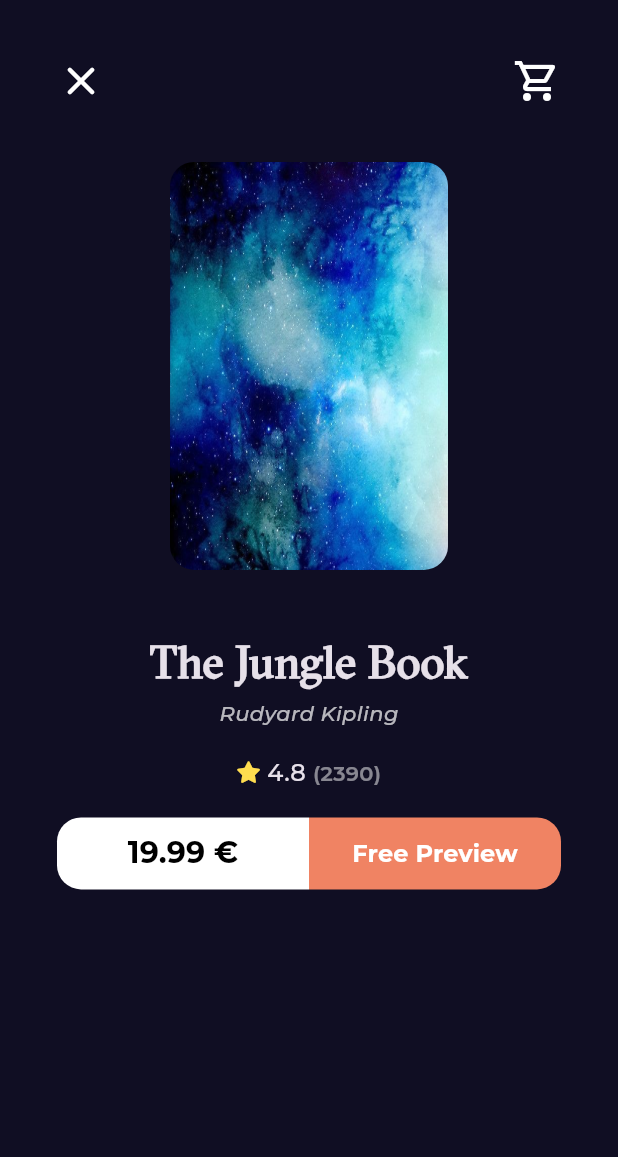
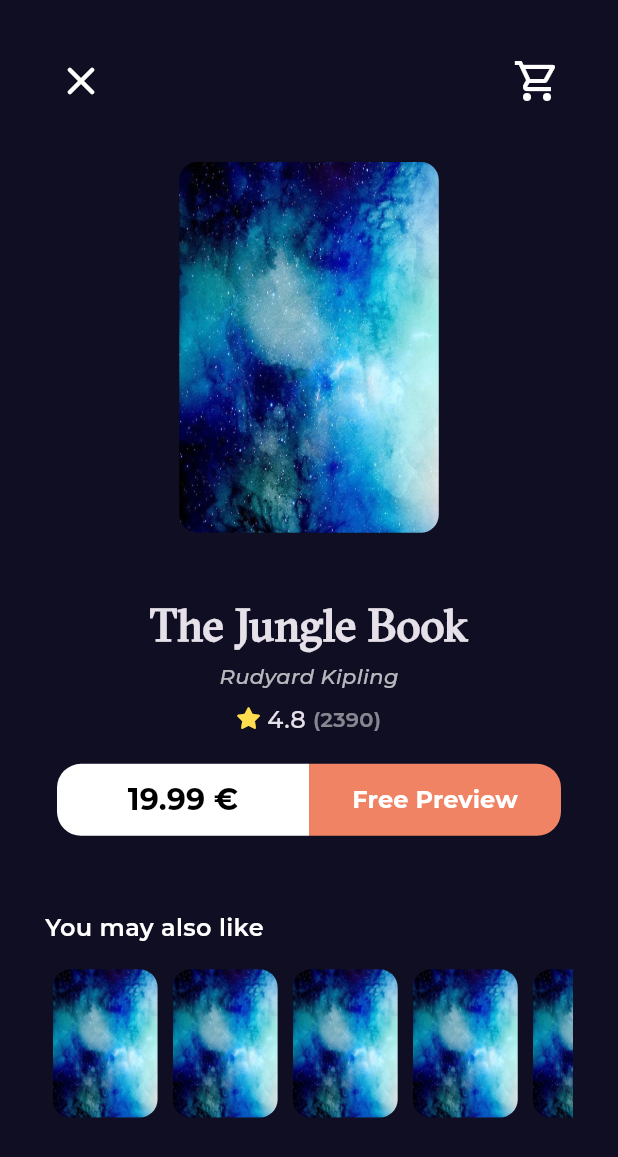
Before and after one commit to Salma-me/My_Book_Shelf, a Flutter app: the BookDetailsView screen opened by its route, on a phone screen of 412 x 824 dp. Shown: the top 1157 px of the screen. Run offline on Flutter 3.47's test engine with Material 3 defaults, Android fonts, the phone set to English and light mode, and no system bars; our stand-ins replace font_awesome_flutter, go_router, google_fonts.

Commit message:
Add Suggested Books List View

```diff
--- a/lib/Features/home/presentation/views/widgets/book_details_custom_appbar.dart
+++ b/lib/Features/home/presentation/views/widgets/book_details_custom_appbar.dart
@@ -1,4 +1,5 @@
 import 'package:flutter/material.dart';
+import 'package:go_router/go_router.dart';
 
 class BookDetailsCustomAppbar extends StatelessWidget {
   const BookDetailsCustomAppbar({super.key});
@@ -11,7 +12,9 @@ class BookDetailsCustomAppbar extends StatelessWidget {
         mainAxisAlignment: MainAxisAlignment.spaceBetween,
         children: [
           IconButton(
-            onPressed: () {},
+            onPressed: () {
+              GoRouter.of(context).pop();
+            },
             icon: const Icon(
               Icons.close_rounded,
               size: 32,
--- a/lib/Features/home/presentation/views/widgets/book_details_view_body.dart
+++ b/lib/Features/home/presentation/views/widgets/book_details_view_body.dart
@@ -3,6 +3,7 @@ import 'package:my_book_shelf/Features/home/presentation/views/widgets/book_deta
 import 'package:my_book_shelf/Features/home/presentation/views/widgets/book_details_custom_appbar.dart';
 import 'package:my_book_shelf/Features/home/presentation/views/widgets/book_rating.dart';
 import 'package:my_book_shelf/Features/home/presentation/views/widgets/custom_book_image.dart';
+import 'package:my_book_shelf/Features/home/presentation/views/widgets/suggested_books_h_list_view.dart';
 import 'package:my_book_shelf/constants.dart';
 import 'package:my_book_shelf/core/utils/styles.dart';
 
@@ -11,14 +12,15 @@ class BookDetailsViewBody extends StatelessWidget {
 
   @override
   Widget build(BuildContext context) {
-    return Padding(
+    return SingleChildScrollView(
+      child: Padding(
         padding: const EdgeInsets.symmetric(horizontal: 30.0),
         child: Column(
           children: [
             const BookDetailsCustomAppbar(),
             SizedBox(
-            height: MediaQuery.of(context).size.height * 0.33,
-            width: MediaQuery.of(context).size.width * 0.45,
+              height: MediaQuery.of(context).size.height * 0.3,
+              width: MediaQuery.of(context).size.width * 0.42,
               child: CustomBookImage(),
             ),
             // AspectRatio(aspectRatio: 2.7 / 4, child: CustomBookItem()),
@@ -39,11 +41,26 @@ class BookDetailsViewBody extends StatelessWidget {
                 color: Colors.white.withValues(alpha: 0.7),
               ),
             ),
-          const SizedBox(height: 18),
+            const SizedBox(height: 7),
             const BookRating(),
             const SizedBox(height: 18),
             BookDetailsActions(),
+            const SizedBox(height: 50),
+            Align(
+              alignment: AlignmentGeometry.centerLeft,
+              child: Text(
+                'You may also like',
+                style: Styles.textStyle16.copyWith(
+                  fontWeight: FontWeight.w600,
+                  color: Colors.white,
+                ),
+              ),
+            ),
+            const SizedBox(height: 16),
+            SuggestedBooksHListView(),
+            // const SizedBox(height: 40),
           ],
+        ),
       ),
     );
   }
--- a/lib/Features/home/presentation/views/widgets/custom_book_image.dart
+++ b/lib/Features/home/presentation/views/widgets/custom_book_image.dart
@@ -8,7 +8,7 @@ class CustomBookImage extends StatelessWidget {
   Widget build(BuildContext context) {
     return Container(
       decoration: BoxDecoration(
-        borderRadius: BorderRadius.circular(16),
+        borderRadius: BorderRadius.circular(12),
         image: DecorationImage(
           fit: BoxFit.fill,
           image: AssetImage(Assets.testImage),
--- /dev/null
+++ b/lib/Features/home/presentation/views/widgets/suggested_books_h_list_view.dart
@@ -0,0 +1,30 @@
+import 'package:flutter/material.dart';
+import 'package:my_book_shelf/Features/home/presentation/views/widgets/custom_book_image.dart';
+
+class SuggestedBooksHListView extends StatelessWidget {
+  const SuggestedBooksHListView({super.key});
+
+  @override
+  Widget build(BuildContext context) {
+    var deviceHeight = MediaQuery.of(context).size.height;
+    return SizedBox(
+      height: deviceHeight * 0.12,
+      child: ListView.builder(
+        scrollDirection: Axis.horizontal,
+        padding: EdgeInsets.zero,
+        // physics: NeverScrollableScrollPhysics(),
+        itemCount: 5,
+        itemBuilder: (context, index) {
+          return Padding(
+            padding: const EdgeInsets.symmetric(horizontal: 5.0),
+            child: SizedBox(
+              height: deviceHeight * 0.11,
+              width: MediaQuery.of(context).size.width * 0.17,
+              child: CustomBookImage(),
+            ),
+          );
+        },
+      ),
+    );
+  }
+}
```
Lines whose indentation alone changed are shown as unchanged.
